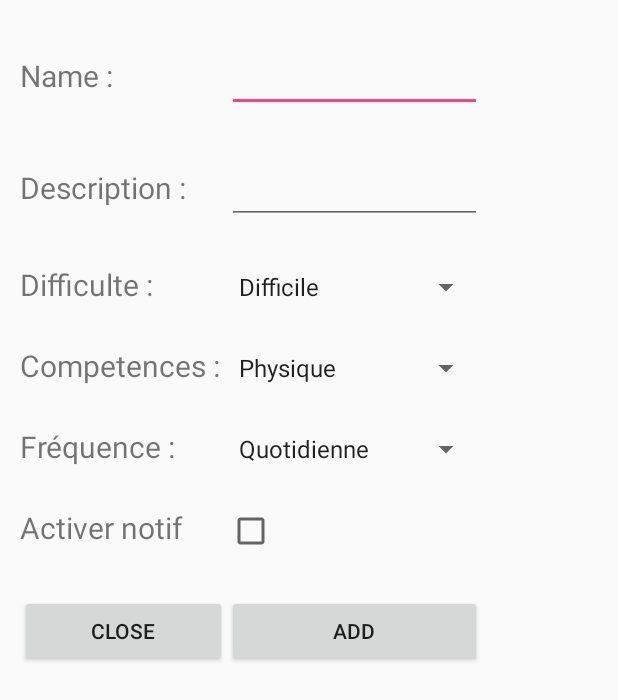
After one commit to viedia/projetInfoMobile, an Android app: the layout item_todoRegulier.xml on its own in the app's theme, with its tools: preview values and no code run, on a phone screen of 412 x 824 dp. The commit adds this screen. Shown: the top 700 px of the screen. Run offline under Robolectric (Android 15) with nearby library versions, the phone set to English and light mode, and no system bars.

Commit message:
Ajout de 3 layouts de modif/ajout

```diff
--- /dev/null
+++ b/app/src/main/res/layout/item_todoRegulier.xml
@@ -0,0 +1,162 @@
+<ScrollView xmlns:android="http://schemas.android.com/apk/res/android"
+    android:layout_width="match_parent"
+    android:layout_height="match_parent"
+    android:fillViewport="true">
+    <LinearLayout
+    android:layout_width="match_parent"
+    android:layout_height="match_parent"
+    android:layout_gravity="center_vertical"
+    android:padding="20px">
+
+<TableLayout
+    android:layout_width="match_parent"
+    android:layout_height="match_parent">
+
+    <TableRow
+        android:layout_marginBottom="20px"
+        android:layout_marginTop="20px">
+        <TextView
+            android:id="@+id/name_title"
+            android:layout_width="wrap_content"
+            android:layout_height="wrap_content"
+            android:text="Name : "
+
+            android:textSize="20sp" />
+
+        <EditText
+            android:id="@+id/edit_name"
+            android:layout_width="wrap_content"
+            android:layout_height="wrap_content"
+            android:layout_toEndOf="@id/name_title"
+
+            android:textSize="20sp" />
+
+
+
+    </TableRow>
+
+    <TableRow
+        android:layout_marginBottom="20px"
+        android:layout_marginTop="20px">
+        <TextView
+            android:id="@+id/description_title"
+            android:layout_width="wrap_content"
+            android:layout_height="wrap_content"
+            android:text="Description : "
+            android:textSize="20sp" />
+
+        <EditText
+            android:id="@+id/edit_description"
+            android:layout_width="wrap_content"
+            android:layout_height="wrap_content"
+            android:layout_toEndOf="@id/description_title"
+
+            android:textSize="20sp" />
+
+
+
+
+    </TableRow>
+
+    <TableRow
+        android:layout_marginBottom="20px"
+        android:layout_marginTop="20px">
+        <TextView
+            android:id="@+id/difficulte_title"
+            android:layout_width="wrap_content"
+            android:layout_height="wrap_content"
+            android:text="Difficulte : "
+            android:textSize="20sp" />
+
+        <Spinner
+            android:id="@+id/spinner_difficulte"
+            android:layout_width="wrap_content"
+            android:layout_height="wrap_content"
+            android:layout_toEndOf="@id/difficulte_title"
+            android:entries="@array/difficulté"
+            android:prompt="@string/difficulte_name"
+            android:textSize="20sp" />
+
+    </TableRow>
+
+    <TableRow
+        android:layout_marginBottom="20px"
+        android:layout_marginTop="20px">
+        <TextView
+            android:id="@+id/competence_title"
+            android:layout_width="wrap_content"
+            android:layout_height="wrap_content"
+            android:text="Competences : "
+            android:textSize="20sp" />
+
+        <Spinner
+            android:id="@+id/spinner_competence"
+            android:layout_width="wrap_content"
+            android:layout_height="wrap_content"
+            android:layout_toEndOf="@id/competence_title"
+            android:entries="@array/competence"
+            android:prompt="@string/competence_name"
+            android:textSize="20sp" />
+
+    </TableRow>
+    <TableRow
+        android:layout_marginBottom="20px"
+        android:layout_marginTop="20px"
+        android:id="@+id/frequence"
+        >
+        <TextView
+            android:id="@+id/frequence_title"
+            android:layout_width="wrap_content"
+            android:layout_height="wrap_content"
+            android:text="Fréquence : "
+            android:textSize="20sp" />
+
+        <Spinner
+            android:id="@+id/spinner_frequence"
+            android:layout_width="wrap_content"
+            android:layout_height="wrap_content"
+            android:layout_toEndOf="@id/frequence_title"
+            android:entries="@array/frequence"
+            android:prompt="@string/frequence_name"
+            android:textSize="20sp" />
+    </TableRow>
+    <TableRow
+        android:layout_marginBottom="20px"
+        android:layout_marginTop="20px"
+        android:id="@+id/notification">
+        <TextView
+            android:id="@+id/notification_title"
+            android:layout_width="wrap_content"
+            android:layout_height="wrap_content"
+            android:text="Activer notif "
+            android:textSize="20sp"
+            android:layout_centerInParent="true"/>
+        <CheckBox
+            android:id="@+id/checkbox_notifs"
+            android:layout_width="wrap_content"
+            android:layout_height="wrap_content"
+            android:layout_alignParentRight="true"
+            />
+    </TableRow>
+    <TableRow
+        android:layout_marginBottom="20px"
+        android:layout_marginTop="20px">
+    <Button
+        android:id="@+id/task_delete"
+        android:layout_width="wrap_content"
+        android:layout_height="wrap_content"
+        android:layout_alignParentEnd="true"
+        android:layout_alignParentRight="true"
+        android:text="Close" />
+    <Button
+        android:id="@+id/task_add"
+        android:layout_width="wrap_content"
+        android:layout_height="wrap_content"
+        android:layout_alignParentEnd="true"
+        android:layout_alignParentRight="true"
+        android:text="Add" />
+    </TableRow>
+</TableLayout>
+
+</LinearLayout>
+    </ScrollView>
```
Also changed, not shown: app/src/main/java/com/pm/heroofmylife/To_DoActivity.java (+5 -45 lines), app/src/main/res/layout/item_todoDeadline.xml (added, +164 -0 lines), app/src/main/res/layout/item_todoNormal.xml (renamed from app/src/main/res/layout/item_todo.xml, +0 -67 lines).
